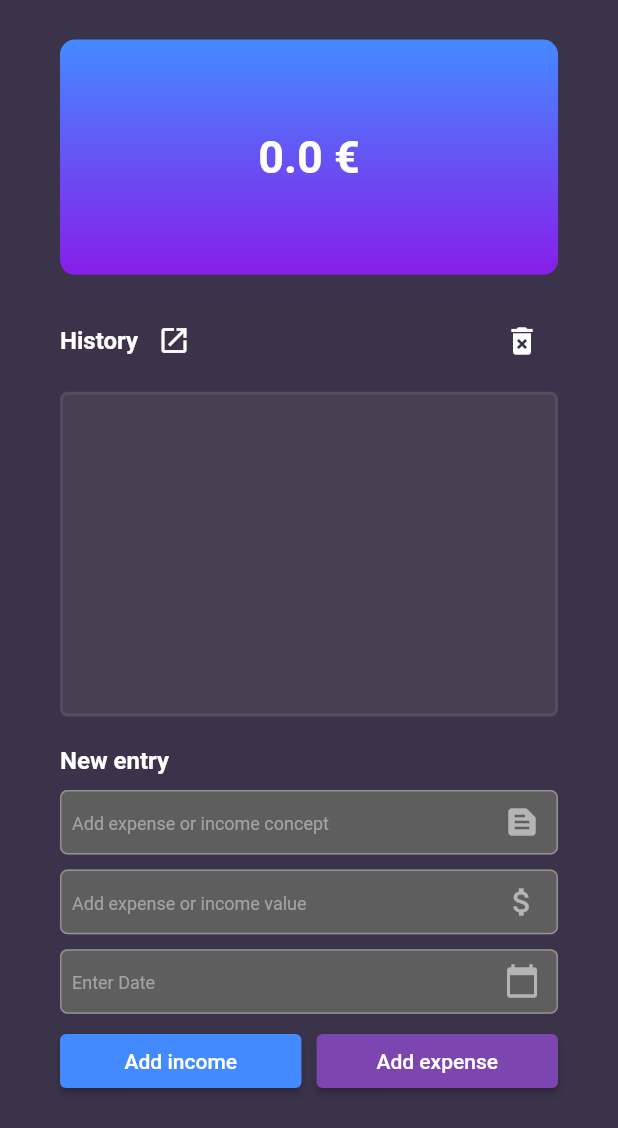
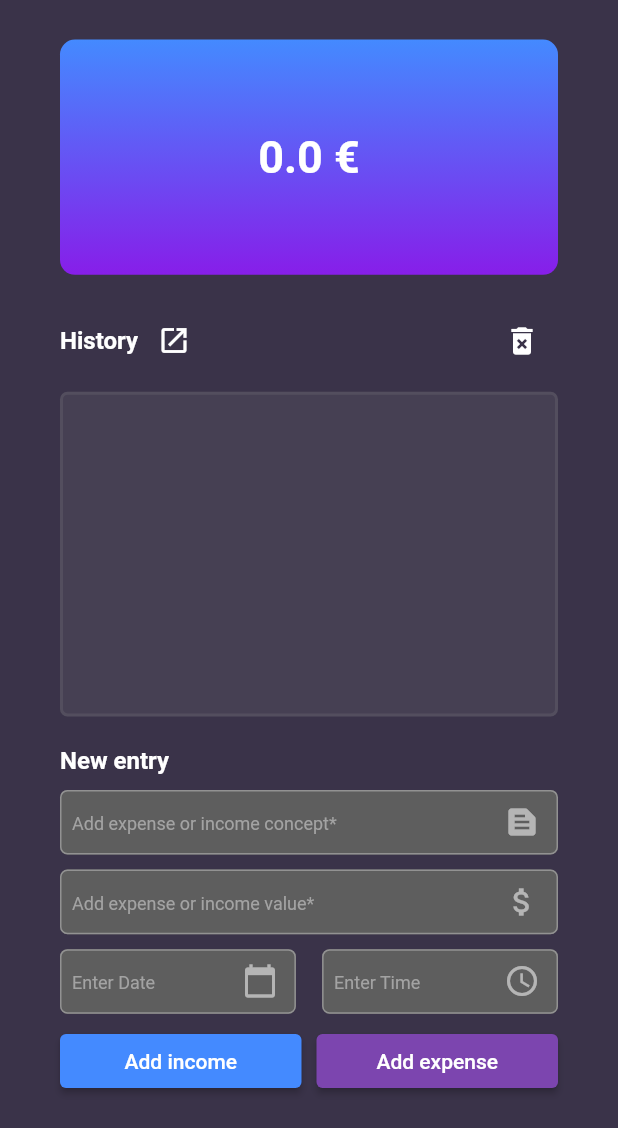
Before and after one commit to PolRecasensSarra/MyFinances, a Flutter app: the screen it shows after launch, on a phone screen of 412 x 824 dp, the part 108-1236 px from its top. Run offline on Flutter 3.47's test engine with Material 2 defaults, Android fonts, the phone set to English and light mode, and no system bars.

Commit message:
Time picker

```diff
--- a/finance_app/lib/FinancePage.dart
+++ b/finance_app/lib/FinancePage.dart
@@ -20,6 +20,7 @@ class _FinancePageState extends State<FinancePage> {
   TextEditingController nameTextCtrl = TextEditingController();
   TextEditingController valueTextCtrl = TextEditingController();
   TextEditingController dateController = TextEditingController();
+  TextEditingController timeController = TextEditingController();
   ScrollController scrollController = ScrollController();
   // List with all the incomes and expenses.
   //List<Entry> entryList = [];
@@ -29,6 +30,7 @@ class _FinancePageState extends State<FinancePage> {
   String concept = "";
   double value = 0.0;
   String date = "";
+  TimeOfDay timeOfDay = TimeOfDay.now();
   // Info Manager instance.
   InfoManager infoManager = InfoManager();
 
@@ -280,7 +282,7 @@ class _FinancePageState extends State<FinancePage> {
                                     const Color.fromARGB(255, 94, 94, 94),
                                 contentPadding: const EdgeInsets.all(
                                     8.0), //here your padding
-                                hintText: "Add expense or income concept",
+                                hintText: "Add expense or income concept*",
                                 suffixIcon: const Icon(Icons.text_snippet,
                                     color: Colors.white54),
                                 hintStyle: const TextStyle(
@@ -335,7 +337,7 @@ class _FinancePageState extends State<FinancePage> {
                                     const Color.fromARGB(255, 94, 94, 94),
                                 contentPadding: const EdgeInsets.all(
                                     8.0), //here your padding
-                                hintText: "Add expense or income value",
+                                hintText: "Add expense or income value*",
                                 suffixIcon: const Icon(
                                     Icons.attach_money_outlined,
                                     color: Colors.white54),
@@ -381,6 +383,10 @@ class _FinancePageState extends State<FinancePage> {
                             height: 10.0,
                           ),
                           Expanded(
+                            child: Row(
+                              children: [
+                                Expanded(
+                                  flex: 45,
                                   child: TextField(
                                     cursorColor: Colors.white,
                                     controller: dateController,
@@ -401,28 +407,31 @@ class _FinancePageState extends State<FinancePage> {
                                       alignLabelWithHint: true,
                                       hintStyle: const TextStyle(
                                         fontSize: 12,
-                                  color: Color.fromARGB(255, 163, 163, 163),
+                                        color:
+                                            Color.fromARGB(255, 163, 163, 163),
                                       ),
                                       focusedBorder: OutlineInputBorder(
                                         borderRadius: BorderRadius.circular(5),
-                                  borderSide:
-                                      const BorderSide(color: Colors.white),
+                                        borderSide: const BorderSide(
+                                            color: Colors.white),
                                       ),
                                       border: OutlineInputBorder(
                                         borderRadius: BorderRadius.circular(5),
                                         borderSide: const BorderSide(
-                                    color: Color.fromARGB(255, 146, 146, 146),
+                                          color: Color.fromARGB(
+                                              255, 146, 146, 146),
                                         ),
                                       ),
                                       enabledBorder: OutlineInputBorder(
                                         borderRadius: BorderRadius.circular(5),
                                         borderSide: const BorderSide(
-                                      color:
-                                          Color.fromARGB(255, 146, 146, 146)),
+                                            color: Color.fromARGB(
+                                                255, 146, 146, 146)),
                                       ),
                                     ),
                                     onTap: () async {
-                                DateTime? pickedDate = await showDatePicker(
+                                      DateTime? pickedDate =
+                                          await showDatePicker(
                                               context: context,
                                               initialDate: DateTime.now(),
                                               firstDate: DateTime(2000),
@@ -438,6 +447,73 @@ class _FinancePageState extends State<FinancePage> {
                                         });
                                       }
                                     },
+                                  ),
+                                ),
+                                const Expanded(
+                                  flex: 5,
+                                  child: SizedBox(),
+                                ),
+                                Expanded(
+                                  flex: 45,
+                                  child: TextField(
+                                    cursorColor: Colors.white,
+                                    controller: timeController,
+                                    style: const TextStyle(
+                                      color: Colors.white,
+                                    ),
+                                    decoration: InputDecoration(
+                                      filled: true,
+                                      fillColor:
+                                          const Color.fromARGB(255, 94, 94, 94),
+                                      contentPadding: const EdgeInsets.all(8.0),
+                                      hintText: "Enter Time",
+                                      suffixIcon: const Icon(
+                                        Icons.access_time,
+                                        color: Colors.white54,
+                                      ),
+                                      alignLabelWithHint: true,
+                                      hintStyle: const TextStyle(
+                                        fontSize: 12,
+                                        color:
+                                            Color.fromARGB(255, 163, 163, 163),
+                                      ),
+                                      focusedBorder: OutlineInputBorder(
+                                        borderRadius: BorderRadius.circular(5),
+                                        borderSide: const BorderSide(
+                                            color: Colors.white),
+                                      ),
+                                      border: OutlineInputBorder(
+                                        borderRadius: BorderRadius.circular(5),
+                                        borderSide: const BorderSide(
+                                          color: Color.fromARGB(
+                                              255, 146, 146, 146),
+                                        ),
+                                      ),
+                                      enabledBorder: OutlineInputBorder(
+                                        borderRadius: BorderRadius.circular(5),
+                                        borderSide: const BorderSide(
+                                            color: Color.fromARGB(
+                                                255, 146, 146, 146)),
+                                      ),
+                                    ),
+                                    onTap: () async {
+                                      TimeOfDay? pickedTime =
+                                          await showTimePicker(
+                                              context: context,
+                                              initialTime: TimeOfDay.now());
+                                      // Check if the picked date is a valid date and save it.
+                                      if (pickedTime != null) {
+                                        setState(() {
+                                          timeOfDay = pickedTime;
+                                          timeController.text =
+                                              Utils.timeOfDayToString(
+                                                  pickedTime);
+                                        });
+                                      }
+                                    },
+                                  ),
+                                ),
+                              ],
                             ),
                           ),
                           const SizedBox(
@@ -518,7 +594,14 @@ class _FinancePageState extends State<FinancePage> {
                 : double.tryParse(valueTextCtrl.text.replaceAll(",", ".")))! >
             0.0) {
       double entryValue = value * (entryType == EntryTpe.income ? 1.0 : -1.0);
-      String entryDate = date.isNotEmpty ? date : DateTime.now().toString();
+      // If the selected date is valid, add it with the selected time. Otherwise set the current time. If the date is valid
+      // but the hour was not picked, get the current time.
+      String entryDate = date.isNotEmpty
+          ? Utils.addCustomHourToDate(DateTime.parse(date),
+                  timeController.text.isNotEmpty ? timeOfDay : TimeOfDay.now())
+              .toString()
+          : DateTime.now().toString();
+
       // Add a new income to the list. Change the value sign given the entry type.
       infoManager.addNewEntry(Entry(concept, entryValue, entryDate));
       // Save the data.
@@ -528,6 +611,7 @@ class _FinancePageState extends State<FinancePage> {
       nameTextCtrl.clear();
       valueTextCtrl.clear();
       dateController.clear();
+      timeController.clear();
       concept = "";
       value = 0.0;
       date = "";
```
Also changed, not shown: finance_app/lib/Utils.dart (+22 -0 lines). Lines whose indentation alone changed are shown as unchanged.
